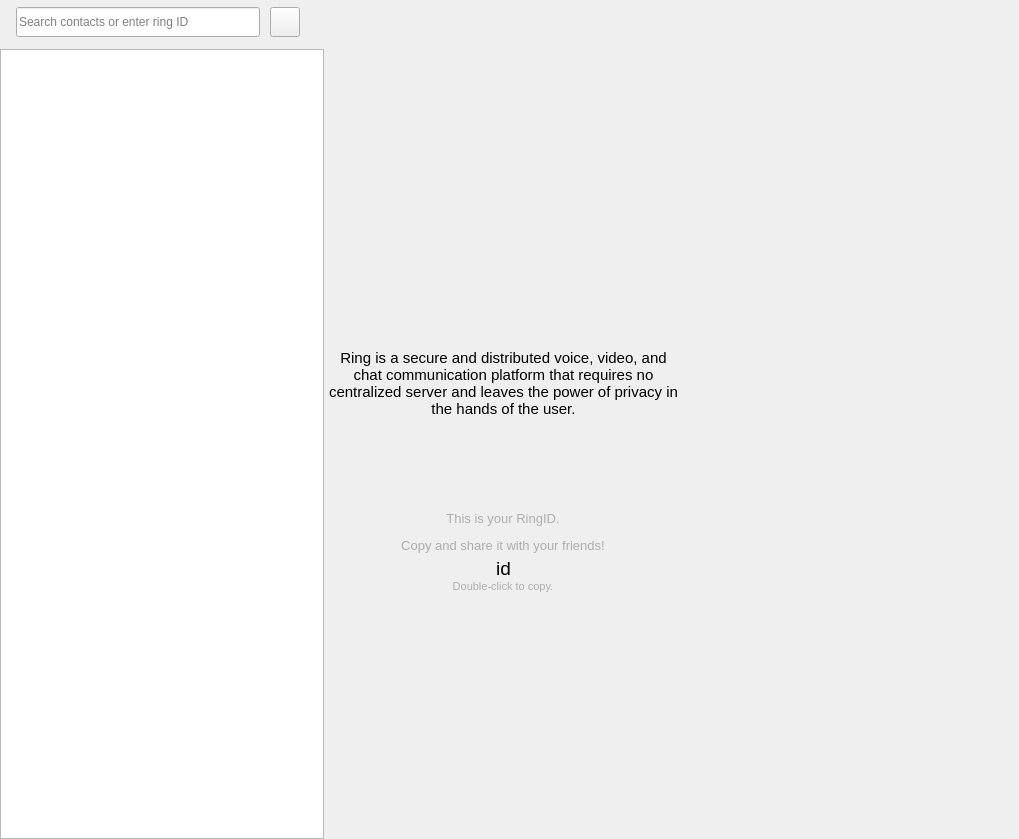
savoirfairelinux/jami-client-windows, file callwidget.ui: the form before one commit.
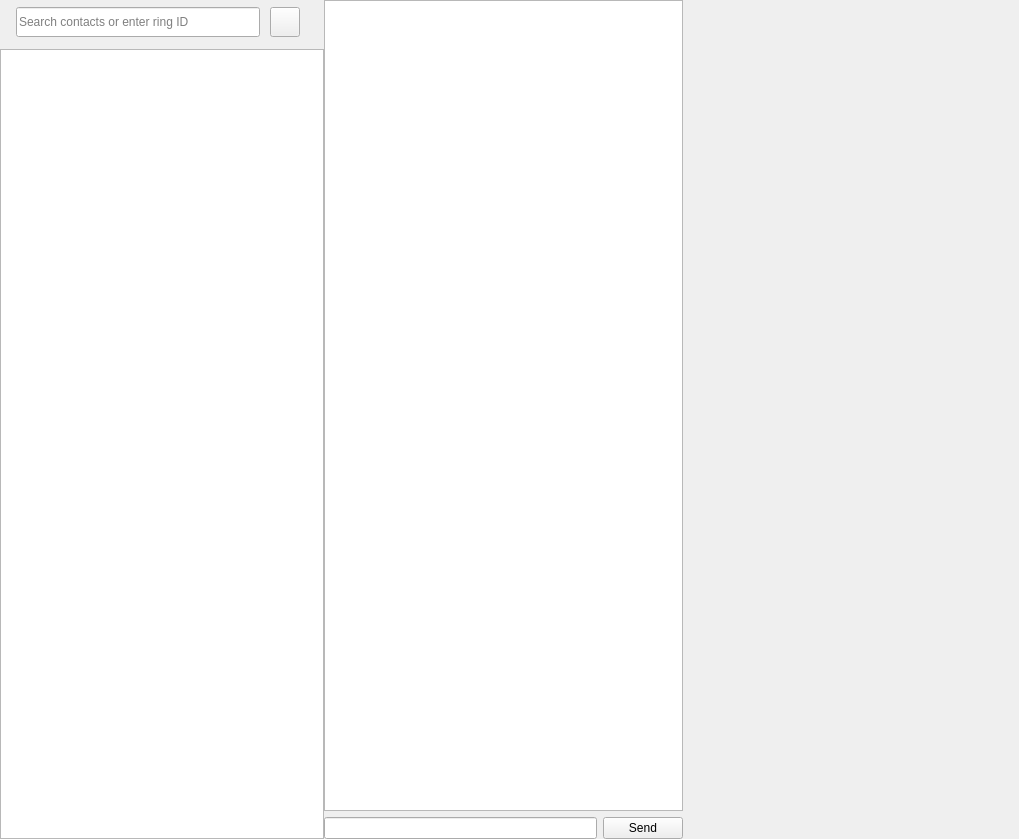
The form after the commit. The open tabs and pages were chosen to show the change. Icons and pictures are not drawn. Custom widgets are drawn as their Qt base class.

Commit message:
*DNM* im: add off call instant messaging
Still design to do

Tuleap: #153

Patch:
```diff
--- a/callwidget.ui
+++ b/callwidget.ui
@@ -261,6 +261,43 @@
           </item>
          </layout>
         </widget>
+        <widget class="QWidget" name="messagingPage">
+         <layout class="QVBoxLayout" name="verticalLayout_11">
+          <property name="leftMargin">
+           <number>0</number>
+          </property>
+          <property name="topMargin">
+           <number>0</number>
+          </property>
+          <property name="rightMargin">
+           <number>0</number>
+          </property>
+          <property name="bottomMargin">
+           <number>0</number>
+          </property>
+          <item>
+           <widget class="QListView" name="listMessageView">
+            <property name="selectionMode">
+             <enum>QAbstractItemView::SingleSelection</enum>
+            </property>
+           </widget>
+          </item>
+          <item>
+           <layout class="QHBoxLayout" name="horizontalLayout_5">
+            <item>
+             <widget class="QLineEdit" name="messageEdit"/>
+            </item>
+            <item>
+             <widget class="QPushButton" name="sendButton">
+              <property name="text">
+               <string>Send</string>
+              </property>
+             </widget>
+            </item>
+           </layout>
+          </item>
+         </layout>
+        </widget>
         <widget class="QWidget" name="callInvitePage">
          <layout class="QVBoxLayout" name="verticalLayout_9">
           <property name="spacing">
```
The commit also changes 2 other files.
